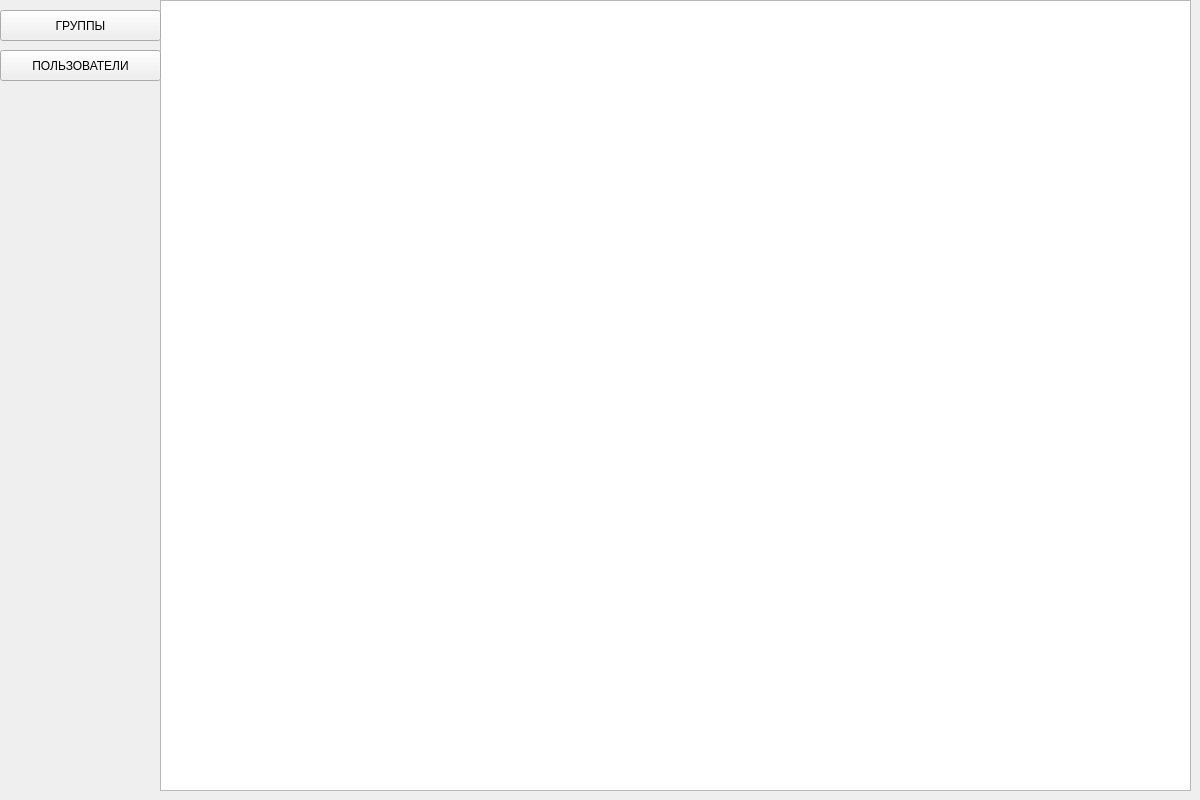
The window that sprots_club/mainwindow.ui (EL0re/SEM5_VPICMV_COURSEWORK) describes before a commit, drawn with Qt 5.
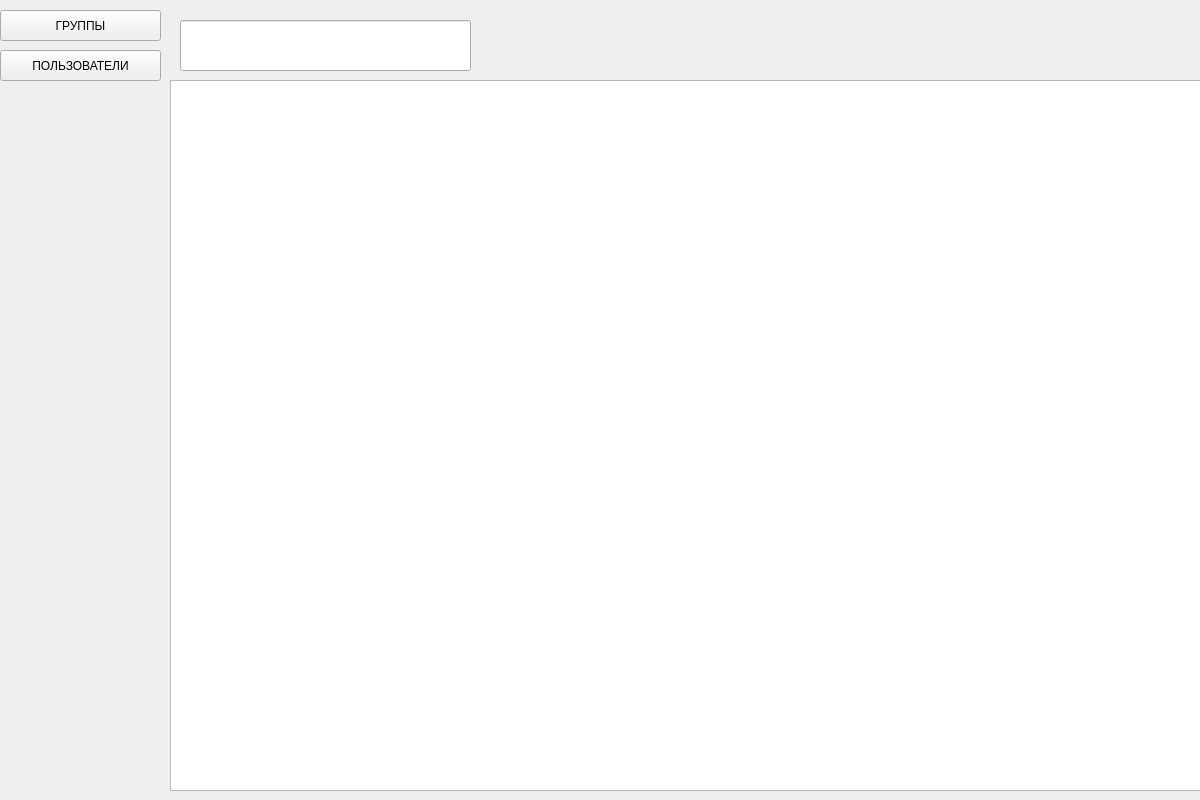
The same window after the commit.

Commit message:
some shit in my mind
implement the search and other shit

```diff
--- a/sprots_club/mainwindow.ui
+++ b/sprots_club/mainwindow.ui
@@ -17,10 +17,10 @@
    <widget class="QTableView" name="tableView">
     <property name="geometry">
      <rect>
-      <x>160</x>
-      <y>0</y>
+      <x>170</x>
+      <y>80</y>
       <width>1031</width>
-      <height>791</height>
+      <height>711</height>
      </rect>
     </property>
    </widget>
@@ -50,6 +50,19 @@
      <string>ПОЛЬЗОВАТЕЛИ</string>
     </property>
    </widget>
+   <widget class="QLineEdit" name="searchLineEdit">
+    <property name="geometry">
+     <rect>
+      <x>180</x>
+      <y>20</y>
+      <width>291</width>
+      <height>51</height>
+     </rect>
+    </property>
+    <property name="placeholderText">
+     <string notr="true" comment="ПОИСК ПО ФИО"/>
+    </property>
+   </widget>
   </widget>
  </widget>
  <layoutdefault spacing="6" margin="11"/>
```
The commit also changes 2 other files.
